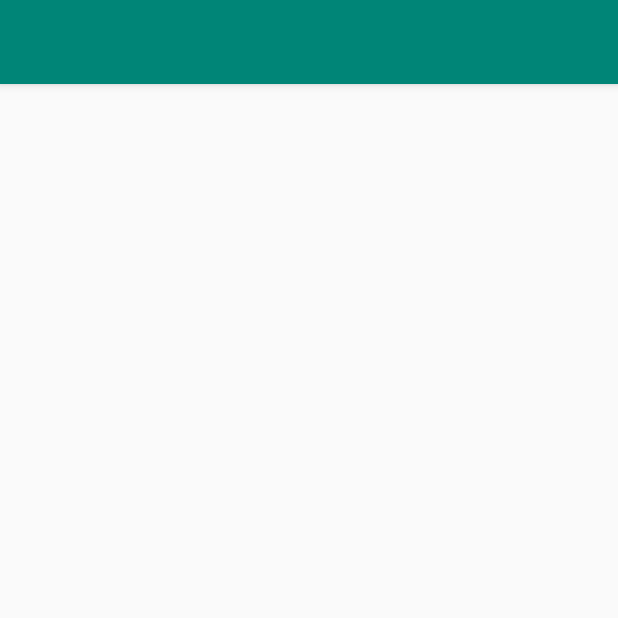
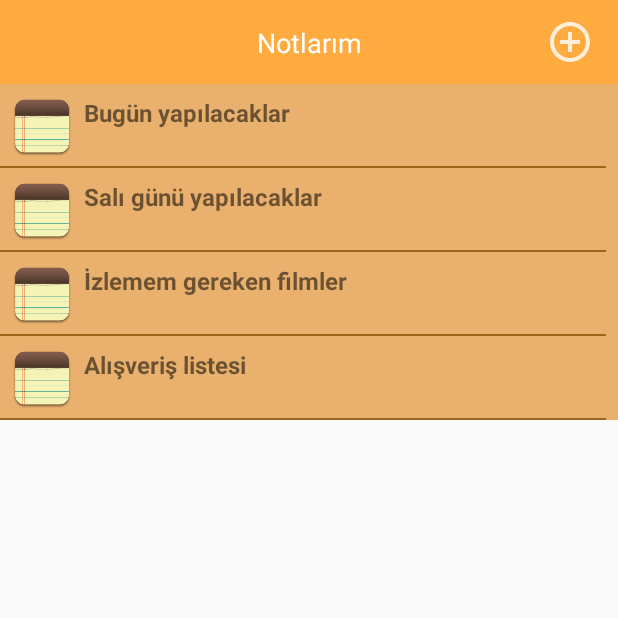
Before and after one commit to FiratGURGUR/MyNoteApp, an Android app: the screen it shows after launch (MainActivity), on a phone screen of 412 x 824 dp, the top half of it. Run offline under Robolectric (Android 15) with nearby library versions, the phone set to English and light mode, and no system bars.

Commit message:
Note app first commit

```diff
--- a/app/src/main/AndroidManifest.xml
+++ b/app/src/main/AndroidManifest.xml
@@ -8,7 +8,7 @@
         android:label="@string/app_name"
         android:roundIcon="@mipmap/ic_launcher_round"
         android:supportsRtl="true"
-        android:theme="@style/AppTheme">
+        android:theme="@style/Theme.AppCompat.Light.NoActionBar">
         <activity android:name=".MainActivity">
             <intent-filter>
                 <action android:name="android.intent.action.MAIN" />
--- a/app/src/main/java/com/gurgur/mynoteapp/MainActivity.java
+++ b/app/src/main/java/com/gurgur/mynoteapp/MainActivity.java
@@ -1,14 +1,32 @@
 package com.gurgur.mynoteapp;
 
 import androidx.appcompat.app.AppCompatActivity;
+import androidx.fragment.app.Fragment;
+import androidx.fragment.app.FragmentTransaction;
 
 import android.os.Bundle;
+import android.view.Window;
+import android.view.WindowManager;
 
 public class MainActivity extends AppCompatActivity {
 
     @Override
     protected void onCreate(Bundle savedInstanceState) {
         super.onCreate(savedInstanceState);
+        requestWindowFeature(Window.FEATURE_NO_TITLE);
+        getWindow().setFlags(WindowManager.LayoutParams.FLAG_FULLSCREEN,
+                WindowManager.LayoutParams.FLAG_FULLSCREEN);
         setContentView(R.layout.activity_main);
+
+        changeFragment(new NoteList());
+
+    }
+
+
+
+    public void changeFragment(Fragment fragment){
+        FragmentTransaction fragmentTransaction = getSupportFragmentManager().beginTransaction();
+        fragmentTransaction.replace(R.id.frame,fragment);
+        fragmentTransaction.commit();
     }
 }
--- /dev/null
+++ b/app/src/main/java/com/gurgur/mynoteapp/NoteAdapter.java
@@ -0,0 +1,66 @@
+package com.gurgur.mynoteapp;
+
+import android.content.Context;
+import android.view.LayoutInflater;
+import android.view.View;
+import android.view.ViewGroup;
+import android.widget.ImageView;
+import android.widget.TextView;
+
+import androidx.annotation.NonNull;
+import androidx.recyclerview.widget.RecyclerView;
+
+import java.util.List;
+
+public class NoteAdapter extends RecyclerView.Adapter<NoteAdapter.ViewHolder> {
+
+    public static class ViewHolder extends RecyclerView.ViewHolder
+    {
+        public TextView baslik;
+
+
+
+        public ViewHolder(@NonNull View itemView) {
+            super(itemView);
+            baslik = itemView.findViewById(R.id.txtbaslik);
+
+
+
+        }
+    }
+
+    private List<NoteModel> user_list;
+    private Context context;
+
+    NoteAdapter(List<NoteModel> user_list, Context context){
+        this.user_list = user_list;
+        this.context = context;
+    }
+
+    @NonNull
+    @Override
+    public NoteAdapter.ViewHolder onCreateViewHolder(@NonNull ViewGroup parent, int viewType) {
+
+        View vr = LayoutInflater.from(parent.getContext()).inflate(R.layout.custom_note_list_item,parent,false);
+        final NoteAdapter.ViewHolder view_holder = new NoteAdapter.ViewHolder(vr);
+
+
+
+        return view_holder;
+    }
+
+    @Override
+    public void onBindViewHolder(@NonNull NoteAdapter.ViewHolder holder, int position) {
+
+        holder.baslik.setText(user_list.get(position).getNoteBaslik());
+    }
+
+    @Override
+    public int getItemCount() {
+        return user_list.size();
+    }
+
+
+
+
+}
--- a/app/src/main/java/com/gurgur/mynoteapp/NoteList.java
+++ b/app/src/main/java/com/gurgur/mynoteapp/NoteList.java
@@ -4,17 +4,67 @@ import android.os.Bundle;
 import android.view.LayoutInflater;
 import android.view.View;
 import android.view.ViewGroup;
+import android.widget.Button;
 
 import androidx.annotation.NonNull;
 import androidx.annotation.Nullable;
 import androidx.fragment.app.Fragment;
+import androidx.fragment.app.FragmentTransaction;
+import androidx.recyclerview.widget.DefaultItemAnimator;
+import androidx.recyclerview.widget.LinearLayoutManager;
+import androidx.recyclerview.widget.RecyclerView;
+
+import java.util.ArrayList;
+import java.util.List;
 
 public class NoteList extends Fragment {
+    Button openAddFragment;
+
+    RecyclerView recyclerView;
+    NoteAdapter noteAdapter;
+    List<NoteModel> NoteModelList;
 
     @Nullable
     @Override
     public View onCreateView(@NonNull LayoutInflater inflater, @Nullable ViewGroup container, @Nullable Bundle savedInstanceState) {
         View view = inflater.inflate(R.layout.fragment_notelist,container,false);
+
+        openAddFragment = view.findViewById(R.id.addNotebtn);
+        openAddFragment.setOnClickListener(new View.OnClickListener() {
+            @Override
+            public void onClick(View view) {
+                changeFragment(new FragmentNoteAdd());
+            }
+        });
+
+
+        recyclerView = view.findViewById(R.id.recyle_note_list);
+        NoteModelList = new ArrayList<>();
+
+        NoteModelList.add(new NoteModel("Bugün yapılacaklar","icerik1"));
+        NoteModelList.add(new NoteModel("Salı günü yapılacaklar","icerik1"));
+        NoteModelList.add(new NoteModel("İzlemem gereken filmler","icerik1"));
+        NoteModelList.add(new NoteModel("Alışveriş listesi","icerik1"));
+
+        noteAdapter =new NoteAdapter(NoteModelList,getActivity());
+
+
+        LinearLayoutManager linearLayoutManager = new LinearLayoutManager(getActivity());
+        linearLayoutManager.setOrientation(LinearLayoutManager.VERTICAL);
+        linearLayoutManager.scrollToPosition(0);
+        recyclerView.setLayoutManager(linearLayoutManager);
+
+        recyclerView.setHasFixedSize(true);
+        recyclerView.setAdapter(noteAdapter);
+        recyclerView.setItemAnimator(new DefaultItemAnimator());
+
         return view;
     }
+
+
+    public void changeFragment(Fragment fragment){
+        FragmentTransaction fragmentTransaction = getActivity().getSupportFragmentManager().beginTransaction();
+        fragmentTransaction.replace(R.id.frame,fragment);
+        fragmentTransaction.commit();
+    }
 }
--- /dev/null
+++ b/app/src/main/java/com/gurgur/mynoteapp/NoteModel.java
@@ -0,0 +1,28 @@
+package com.gurgur.mynoteapp;
+
+public class NoteModel {
+
+    private String NoteBaslik;
+    private String Noteicerik;
+
+    public NoteModel(String noteBaslik, String noteicerik) {
+        NoteBaslik = noteBaslik;
+        Noteicerik = noteicerik;
+    }
+
+    public String getNoteBaslik() {
+        return NoteBaslik;
+    }
+
+    public void setNoteBaslik(String noteBaslik) {
+        NoteBaslik = noteBaslik;
+    }
+
+    public String getNoteicerik() {
+        return Noteicerik;
+    }
+
+    public void setNoteicerik(String noteicerik) {
+        Noteicerik = noteicerik;
+    }
+}
--- /dev/null
+++ b/app/src/main/res/drawable/ic_back.xml
@@ -0,0 +1,5 @@
+<vector android:height="24dp" android:tint="#FFFFFF"
+    android:viewportHeight="24.0" android:viewportWidth="24.0"
+    android:width="24dp" xmlns:android="http://schemas.android.com/apk/res/android">
+    <path android:fillColor="#FF000000" android:pathData="M20,11H7.83l5.59,-5.59L12,4l-8,8 8,8 1.41,-1.41L7.83,13H20v-2z"/>
+</vector>
--- /dev/null
+++ b/app/src/main/res/drawable/ic_oki.xml
@@ -0,0 +1,5 @@
+<vector android:height="24dp" android:tint="#FFFFFF"
+    android:viewportHeight="24.0" android:viewportWidth="24.0"
+    android:width="24dp" xmlns:android="http://schemas.android.com/apk/res/android">
+    <path android:fillColor="#FF000000" android:pathData="M9,16.17L4.83,12l-1.42,1.41L9,19 21,7l-1.41,-1.41z"/>
+</vector>
--- a/app/src/main/res/layout/activity_main.xml
+++ b/app/src/main/res/layout/activity_main.xml
@@ -7,6 +7,7 @@
     tools:context=".MainActivity">
 
     <FrameLayout
+        android:id="@+id/frame"
         android:layout_width="match_parent"
         android:layout_height="match_parent"
         app:layout_constraintBottom_toBottomOf="parent"
--- /dev/null
+++ b/app/src/main/res/layout/custom_note_list_item.xml
@@ -0,0 +1,48 @@
+<?xml version="1.0" encoding="utf-8"?>
+<androidx.constraintlayout.widget.ConstraintLayout xmlns:android="http://schemas.android.com/apk/res/android"
+    xmlns:app="http://schemas.android.com/apk/res-auto"
+    xmlns:tools="http://schemas.android.com/tools"
+    android:layout_width="match_parent"
+    android:layout_height="wrap_content"
+    android:background="#E9B16D"
+    android:orientation="vertical">
+
+    <ImageView
+        android:id="@+id/imageView"
+        android:layout_width="40dp"
+        android:layout_height="40dp"
+        android:layout_marginStart="8dp"
+        android:layout_marginTop="8dp"
+        android:layout_marginBottom="8dp"
+        android:background="@drawable/noteicon"
+        app:layout_constraintBottom_toBottomOf="parent"
+        app:layout_constraintStart_toStartOf="parent"
+        app:layout_constraintTop_toTopOf="parent" />
+
+    <TextView
+        android:id="@+id/txtbaslik"
+        android:layout_width="0dp"
+        android:layout_height="40dp"
+        android:layout_marginStart="8dp"
+        android:layout_marginTop="8dp"
+        android:layout_marginEnd="8dp"
+        android:layout_marginBottom="8dp"
+        android:text="TextView"
+        android:textSize="16sp"
+        android:textStyle="bold"
+        app:layout_constraintBottom_toBottomOf="parent"
+        app:layout_constraintEnd_toEndOf="parent"
+        app:layout_constraintHorizontal_bias="0.015"
+        app:layout_constraintStart_toEndOf="@+id/imageView"
+        app:layout_constraintTop_toTopOf="parent"
+        app:layout_constraintVertical_bias="0.17" />
+
+    <ImageView
+        android:id="@+id/imageView2"
+        android:layout_width="0dp"
+        android:layout_height="1dp"
+        app:layout_constraintBottom_toBottomOf="parent"
+        app:layout_constraintEnd_toEndOf="@+id/txtbaslik"
+        app:layout_constraintStart_toStartOf="parent"
+        android:background="#9B6719" />
+</androidx.constraintlayout.widget.ConstraintLayout>
--- a/app/src/main/res/layout/fragment_notelist.xml
+++ b/app/src/main/res/layout/fragment_notelist.xml
@@ -17,7 +17,7 @@
         app:layout_constraintTop_toTopOf="parent" />
 
     <Button
-        android:id="@+id/button"
+        android:id="@+id/addNotebtn"
         android:layout_width="32dp"
         android:layout_height="32dp"
         android:layout_marginTop="8dp"
@@ -29,15 +29,25 @@
         app:layout_constraintTop_toTopOf="@+id/toolbar" />
 
     <androidx.recyclerview.widget.RecyclerView
+        android:id="@+id/recyle_note_list"
         android:layout_width="match_parent"
         android:layout_height="0dp"
-        android:layout_marginStart="8dp"
-        android:layout_marginTop="8dp"
-        android:layout_marginEnd="8dp"
-        android:layout_marginBottom="8dp"
         app:layout_constraintBottom_toBottomOf="parent"
         app:layout_constraintEnd_toEndOf="parent"
         app:layout_constraintStart_toStartOf="parent"
         app:layout_constraintTop_toBottomOf="@+id/toolbar" />
 
+    <TextView
+        android:id="@+id/textView"
+        android:layout_width="wrap_content"
+        android:layout_height="wrap_content"
+        android:fontFamily="sans-serif"
+        android:text="Notlarım"
+        android:textColor="#fff"
+        android:textSize="18sp"
+        app:layout_constraintBottom_toBottomOf="@+id/toolbar"
+        app:layout_constraintEnd_toEndOf="@+id/toolbar"
+        app:layout_constraintStart_toStartOf="@+id/toolbar"
+        app:layout_constraintTop_toTopOf="@+id/toolbar" />
+
 </androidx.constraintlayout.widget.ConstraintLayout>
```
Also changed, not shown: app/src/main/java/com/gurgur/mynoteapp/FragmentNoteAdd.java (added, +39 -0 lines), app/src/main/res/layout/fragment_add_note.xml (added, +81 -0 lines), app/src/main/res/drawable/noteicon.png (added).
